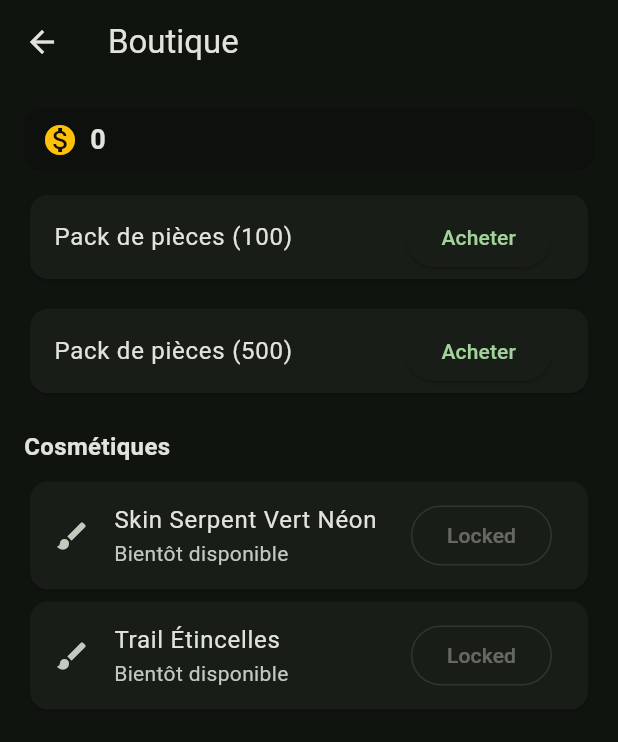
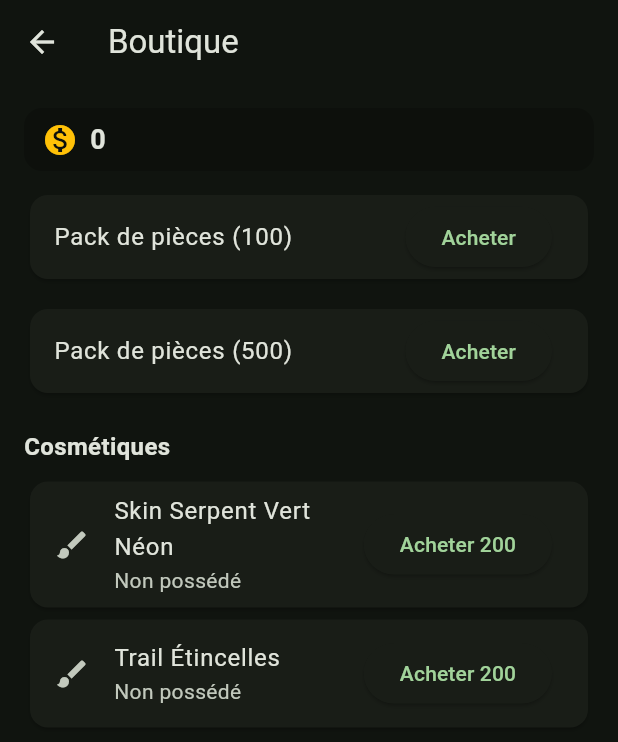
Before and after one commit to FtLucas/Snake_flutter, a Flutter app: the ShopScreen screen opened by its route, on a phone screen of 412 x 824 dp. Shown: the top 742 px of the screen. Run offline on Flutter 3.47's test engine with Material 3 defaults, Android fonts, the phone set to English and light mode, and no system bars; our stand-ins replace shared_preferences; missing offline and left inert: flame; accounts and stored records are empty.

Commit message:
Menu: aperçu live skins serpent + halo lucioles cosmétiques; Boutique: acheter/équiper démo; Game Over: bouton Menu pour retour accueil; petites interactions tap

```diff
--- a/lib/ui/shop_screen.dart
+++ b/lib/ui/shop_screen.dart
@@ -72,12 +72,43 @@ class _ShopScreenState extends State<ShopScreen> {
   }
 
   Widget _cosmetic(String name) {
+    final id = name.contains('Néon') ? 'skin_neon' : (name.contains('Étincelles') ? 'trail_sparks' : name);
+    final owned = profile.isOwned(id);
+    final equipped = (id == profile.equippedSnakeSkin) || (id == profile.equippedTrail);
     return Card(
       child: ListTile(
         leading: const Icon(Icons.brush),
         title: Text(name),
-        subtitle: const Text('Bientôt disponible'),
-        trailing: OutlinedButton(onPressed: null, child: const Text('Locked')),
+        subtitle: Text(owned ? (equipped ? 'Équipé' : 'Possédé') : 'Non possédé'),
+        trailing: Row(
+          mainAxisSize: MainAxisSize.min,
+          children: [
+            if (!owned)
+              ElevatedButton(
+                onPressed: () {
+                  // prix fixe démo 200
+                  if (!profile.spend(200)) {
+                    ScaffoldMessenger.of(context).showSnackBar(const SnackBar(content: Text('Pas assez de pièces.')));
+                    return;
+                  }
+                  profile.grant(id);
+                  setState(() {});
+                },
+                child: const Text('Acheter 200'),
+              ),
+            if (owned)
+              OutlinedButton(
+                onPressed: equipped
+                    ? null
+                    : () {
+                        if (id.startsWith('skin_')) profile.equipSkin(id);
+                        if (id.startsWith('trail_')) profile.equipTrailFx(id);
+                        setState(() {});
+                      },
+                child: Text(equipped ? 'Équipé' : 'Équiper'),
+              ),
+          ],
+        ),
       ),
     );
   }
```
Also changed, not shown: lib/main.dart (+8 -1 lines), lib/menu_background_game.dart (+34 -6 lines).
